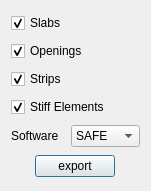
Old version of the form safe/punch/Resources/ui/safe_panel.ui in the repository ebrahimraeyat/OSAFE.
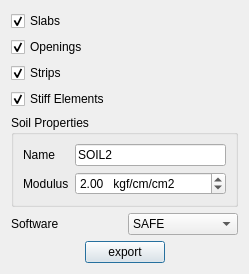
New version of the form.

Commit message: split mat foundation for different soil support

```diff
--- a/safe/punch/Resources/ui/safe_panel.ui
+++ b/safe/punch/Resources/ui/safe_panel.ui
@@ -6,8 +6,8 @@
    <rect>
     <x>0</x>
     <y>0</y>
-    <width>151</width>
-    <height>191</height>
+    <width>249</width>
+    <height>265</height>
    </rect>
   </property>
   <property name="windowTitle">
@@ -54,6 +54,61 @@
      </property>
     </widget>
    </item>
+   <item>
+    <widget class="QGroupBox" name="groupBox">
+     <property name="title">
+      <string>Soil Properties</string>
+     </property>
+     <layout class="QGridLayout" name="gridLayout">
+      <item row="0" column="0">
+       <widget class="QLabel" name="label_2">
+        <property name="text">
+         <string>Name</string>
+        </property>
+       </widget>
+      </item>
+      <item row="0" column="1">
+       <widget class="QLineEdit" name="soil_name">
+        <property name="text">
+         <string>SOIL2</string>
+        </property>
+       </widget>
+      </item>
+      <item row="1" column="0">
+       <widget class="QLabel" name="label_3">
+        <property name="text">
+         <string>Modulus</string>
+        </property>
+       </widget>
+      </item>
+      <item row="1" column="1">
+       <widget class="QDoubleSpinBox" name="soil_modulus">
+        <property name="prefix">
+         <string/>
+        </property>
+        <property name="suffix">
+         <string>   kgf/cm/cm2</string>
+        </property>
+        <property name="decimals">
+         <number>2</number>
+        </property>
+        <property name="minimum">
+         <double>0.100000000000000</double>
+        </property>
+        <property name="maximum">
+         <double>10.000000000000000</double>
+        </property>
+        <property name="singleStep">
+         <double>0.100000000000000</double>
+        </property>
+        <property name="value">
+         <double>2.000000000000000</double>
+        </property>
+       </widget>
+      </item>
+     </layout>
+    </widget>
+   </item>
    <item>
     <layout class="QHBoxLayout" name="horizontalLayout">
      <item>
```
The commit also changes 7 other files.
